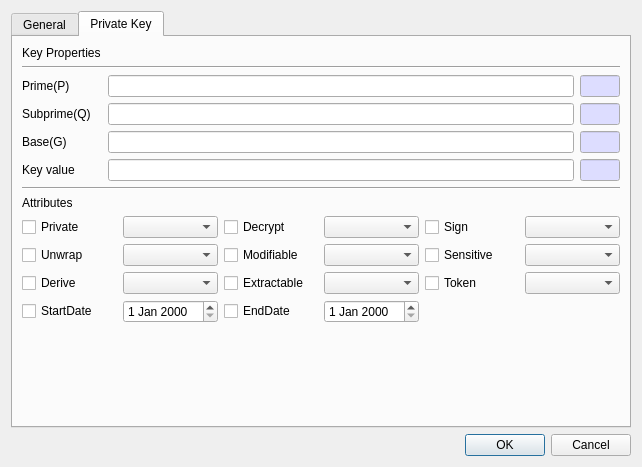
First picture: the form in CryptokiMan/create_dsa_pri_key_dlg.ui, repository jykim74/CryptokiMan, before the edit.
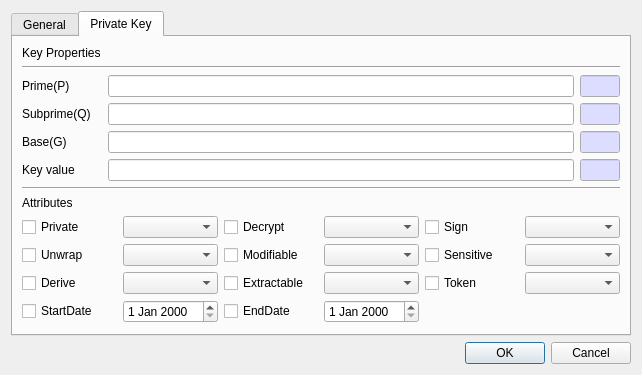
Second picture: the form after the edit. The open tabs and pages were chosen to show the change.

Diff of the .ui file:
```diff
--- a/CryptokiMan/create_dsa_pri_key_dlg.ui
+++ b/CryptokiMan/create_dsa_pri_key_dlg.ui
@@ -7,7 +7,7 @@
     <x>0</x>
     <y>0</y>
     <width>642</width>
-    <height>467</height>
+    <height>357</height>
    </rect>
   </property>
   <property name="windowTitle">
```
Left out of the diff: 2 changed lines with no effect on the pictures.
